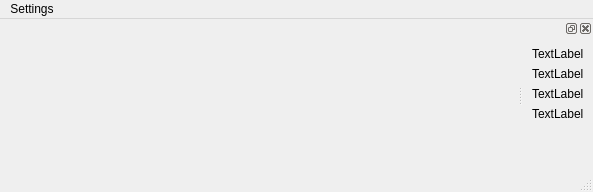
signal-emulator-suite-team/pattern-config, file pattern-config/mainwindow.ui: the form before one commit.
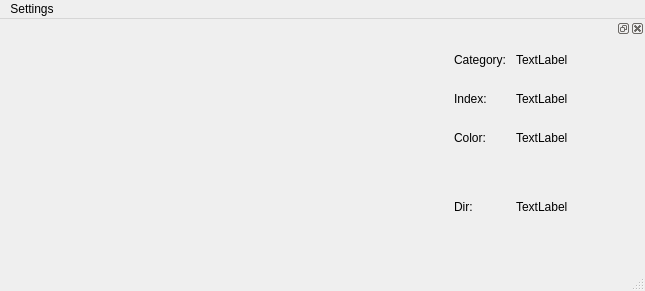
The form after the commit.

Patch:
```diff
--- a/pattern-config/mainwindow.ui
+++ b/pattern-config/mainwindow.ui
@@ -6,8 +6,8 @@
    <rect>
     <x>0</x>
     <y>0</y>
-    <width>593</width>
-    <height>192</height>
+    <width>645</width>
+    <height>291</height>
    </rect>
   </property>
   <property name="windowTitle">
@@ -25,7 +25,7 @@
     <rect>
      <x>0</x>
      <y>0</y>
-     <width>593</width>
+     <width>645</width>
      <height>22</height>
     </rect>
    </property>
@@ -41,55 +41,126 @@
   </widget>
   <widget class="QStatusBar" name="statusbar"/>
   <widget class="QDockWidget" name="dockWidget">
+   <property name="minimumSize">
+    <size>
+     <width>200</width>
+     <height>250</height>
+    </size>
+   </property>
+   <property name="maximumSize">
+    <size>
+     <width>200</width>
+     <height>250</height>
+    </size>
+   </property>
    <attribute name="dockWidgetArea">
     <number>2</number>
    </attribute>
    <widget class="QWidget" name="dockWidgetContents">
     <layout class="QGridLayout" name="gridLayout">
-     <item row="0" column="0">
-      <layout class="QVBoxLayout" name="verticalLayout">
-       <item>
-        <widget class="QLabel" name="label_category">
-         <property name="text">
-          <string>TextLabel</string>
-         </property>
-        </widget>
-       </item>
-       <item>
+     <item row="1" column="1">
         <widget class="QLabel" name="label_index">
-         <property name="text">
-          <string>TextLabel</string>
-         </property>
-        </widget>
-       </item>
-       <item>
-        <widget class="QLabel" name="label_color">
+       <property name="minimumSize">
+        <size>
+         <width>120</width>
+         <height>40</height>
+        </size>
+       </property>
+       <property name="maximumSize">
+        <size>
+         <width>120</width>
+         <height>40</height>
+        </size>
+       </property>
          <property name="text">
           <string>TextLabel</string>
          </property>
         </widget>
        </item>
-       <item>
+     <item row="3" column="1">
         <widget class="QLabel" name="label_dir">
+       <property name="minimumSize">
+        <size>
+         <width>100</width>
+         <height>100</height>
+        </size>
+       </property>
+       <property name="maximumSize">
+        <size>
+         <width>100</width>
+         <height>100</height>
+        </size>
+       </property>
          <property name="text">
           <string>TextLabel</string>
          </property>
         </widget>
        </item>
-       <item>
-        <spacer name="verticalSpacer">
-         <property name="orientation">
-          <enum>Qt::Vertical</enum>
-         </property>
-         <property name="sizeHint" stdset="0">
+     <item row="2" column="0">
+      <widget class="QLabel" name="label_3">
+       <property name="text">
+        <string>Color:</string>
+       </property>
+      </widget>
+     </item>
+     <item row="0" column="0">
+      <widget class="QLabel" name="label">
+       <property name="text">
+        <string>Category:</string>
+       </property>
+      </widget>
+     </item>
+     <item row="1" column="0">
+      <widget class="QLabel" name="label_2">
+       <property name="text">
+        <string>Index:</string>
+       </property>
+      </widget>
+     </item>
+     <item row="0" column="1">
+      <widget class="QLabel" name="label_category">
+       <property name="minimumSize">
           <size>
-           <width>20</width>
-           <height>40</height>
-          </size>
-         </property>
-        </spacer>
-       </item>
-      </layout>
+         <width>100</width>
+         <height>20</height>
+        </size>
+       </property>
+       <property name="maximumSize">
+        <size>
+         <width>100</width>
+         <height>20</height>
+        </size>
+       </property>
+       <property name="text">
+        <string>TextLabel</string>
+       </property>
+      </widget>
+     </item>
+     <item row="2" column="1">
+      <widget class="QLabel" name="label_color">
+       <property name="minimumSize">
+        <size>
+         <width>120</width>
+         <height>20</height>
+        </size>
+       </property>
+       <property name="maximumSize">
+        <size>
+         <width>120</width>
+         <height>20</height>
+        </size>
+       </property>
+       <property name="text">
+        <string>TextLabel</string>
+       </property>
+      </widget>
+     </item>
+     <item row="3" column="0">
+      <widget class="QLabel" name="label_4">
+       <property name="text">
+        <string>Dir:</string>
+       </property>
+      </widget>
      </item>
     </layout>
    </widget>
```
Lines whose indentation alone changed are shown as unchanged.
